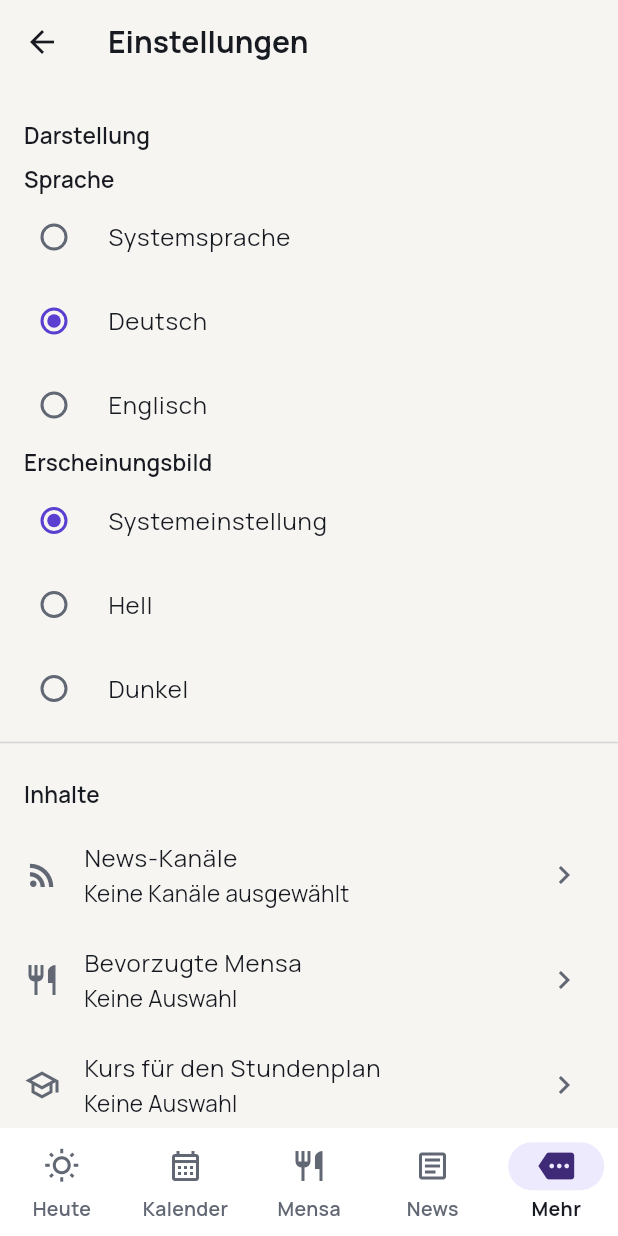
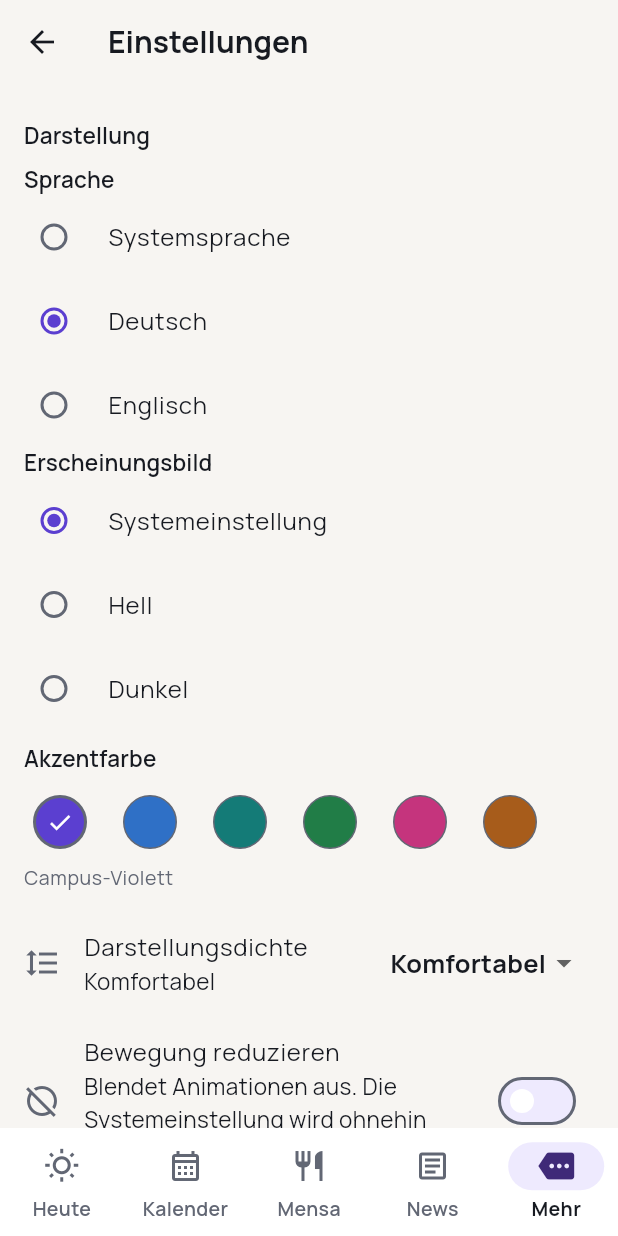
Before and after one commit to erikenglerdev/campus-app, a Flutter app: the SettingsScreen screen opened by its route, after a tap on "German", on a phone screen of 412 x 824 dp. Run offline on Flutter 3.47's test engine with Material 3 defaults, Android fonts, the phone set to English and light mode, and no system bars; our stand-ins replace cookie_jar, dio, dio_cookie_manager, flutter_riverpod, flutter_secure_storage, flutter_svg and 5 more; missing offline and left inert: enough_mail, pdfx; accounts and stored records are empty; generated files the repository leaves out were written again; network calls fail.

Commit message:
feat(mobile/settings): Personalisierung bedienbar machen
Der Speicher für Akzentfarbe, Dichte, reduzierte Bewegung,
Navigationsleiste und Dashboard-Karten stand seit zwei Commits, war aber
nur programmatisch erreichbar. Diese Lücke war größer als sie aussah:
campus_app.dart rief AppTheme.light() ohne Argumente auf, die
Personalisierung wäre also selbst bei bedienbarer Oberfläche nie im Theme
angekommen. Beides ist jetzt verdrahtet, und die Systemeinstellung für
reduzierte Bewegung wird an der Wurzel gelesen, damit eine Änderung daran
ohne Neustart wirkt.

Der Akzent ist ein Farbkreis *und* ein Wort: Die aktuelle Wahl steht
zusätzlich als Text unter der Reihe und die gewählte Fläche trägt ein
Häkchen, damit der Zustand nicht allein an der Farbe hängt. Die
Dichte-Auswahl zeigt im Test nachweislich kleinere Zeilenhöhen, die
trotzdem nie unter 48dp fallen.

Der Navigationseditor arbeitet auf einem lokalen Entwurf und schreibt
erst bei genau drei Bereichen durch. Der direkte Weg funktionierte nicht,
und das hat erst der Test gezeigt: Der Speicher repariert jede
Konfiguration auf exakt drei, also füllte das Abwählen sofort aus den
Standardwerten nach und das Häkchen schien wirkungslos. Ein unvollständiger
Entwurf sagt jetzt, dass er noch nicht gespeichert ist.

Die Kartenreihenfolge nutzt ausdrückliche Hoch/Runter-Aktionen statt nur
Ziehgriffe — Ziehen ist mit Screenreader oder Schaltersteuerung nicht
erreichbar, und die Reihenfolge ist eine echte Einstellung. Karten, deren
Feature noch fehlt, stehen mit Hinweis in der Liste, damit eine jetzt
gesetzte Reihenfolge später greift.

Das Zurücksetzen fragt nach und benennt seinen Umfang: Darstellung und
Präferenzen ja, die sicheren Speicher hinter Mail, Noten und Moodle
nicht.

Ein eigener Layoutfehler unterwegs: Zwei gestapelte Icon-Buttons im
Leading-Slot einer Zeile sind höher als eine Listenzeile sein darf. Sie
stehen jetzt neben dem Schalter.

Gates: format sauber, analyze --fatal-infos --fatal-warnings ohne Befund,
707 Tests grün (vorher 693).

Co-Authored-By: Claude Opus 5 <noreply@anthropic.com>

```diff
--- a/apps/mobile/lib/app/app_routes.dart
+++ b/apps/mobile/lib/app/app_routes.dart
@@ -82,4 +82,6 @@ abstract final class AppRoutes {
   static const String imprint = '/more/settings/imprint';
   static const String privacy = '/more/settings/privacy';
   static const String channels = '/more/settings/channels';
+  static const String settingsNavigation = '/more/settings/navigation';
+  static const String settingsDashboard = '/more/settings/dashboard';
 }
--- a/apps/mobile/lib/app/campus_app.dart
+++ b/apps/mobile/lib/app/campus_app.dart
@@ -9,6 +9,7 @@ import 'package:flutter_riverpod/flutter_riverpod.dart';
 import '../core/locale/locale_mode.dart';
 import '../core/locale/locale_providers.dart';
 import '../core/prefs/settings_controller.dart';
+import '../core/theme/app_motion.dart';
 import '../core/theme/app_theme.dart';
 import '../features/mail/application/mail_account_controller.dart';
 import '../features/mail/application/mail_sync_controller.dart';
@@ -75,11 +76,27 @@ class _CampusAppState extends ConsumerState<CampusApp>
       }
     });
 
+    // Reduced motion has two sources and either one is enough. The operating
+    // system's own accessibility switch is read here, at the root, so a change
+    // to it takes effect without restarting the app.
+    final AppMotion motion = AppMotion.resolve(
+      systemDisablesAnimations: MediaQuery.disableAnimationsOf(context),
+      userPrefersReducedMotion: settings.reducedMotion,
+    );
+
     return MaterialApp.router(
       onGenerateTitle: (BuildContext context) => context.l10n.appTitle,
       debugShowCheckedModeBanner: false,
-      theme: AppTheme.light(),
-      darkTheme: AppTheme.dark(),
+      theme: AppTheme.light(
+        accent: settings.accentPalette,
+        density: settings.displayDensity,
+        motion: motion,
+      ),
+      darkTheme: AppTheme.dark(
+        accent: settings.accentPalette,
+        density: settings.displayDensity,
+        motion: motion,
+      ),
       themeMode: settings.themeMode,
       locale: settings.localeMode.locale,
       supportedLocales: AppLocales.supported,
--- /dev/null
+++ b/apps/mobile/lib/features/settings/presentation/personalisation_tiles.dart
@@ -0,0 +1,206 @@
+// Campus Köthen App · AGPL-3.0-only
+// Copyright © 2026 Erik Engler and Jona Loreen Sommer
+
+import 'package:flutter/material.dart';
+import 'package:flutter_riverpod/flutter_riverpod.dart';
+
+import '../../../core/prefs/settings_controller.dart';
+import '../../../core/theme/accent_palette.dart';
+import '../../../core/theme/app_density.dart';
+import '../../../core/theme/app_dimensions.dart';
+import '../../../l10n/l10n.dart';
+
+/// Localised name of an accent palette.
+///
+/// Lives next to the settings UI rather than on the enum: the palette is a
+/// design token, and only this screen ever needs to name it.
+String accentPaletteLabel(AppLocalizations l10n, AccentPalette palette) =>
+    switch (palette) {
+      AccentPalette.campusViolet => l10n.settingsAccentCampusViolet,
+      AccentPalette.oceanBlue => l10n.settingsAccentOceanBlue,
+      AccentPalette.deepTeal => l10n.settingsAccentDeepTeal,
+      AccentPalette.freshGreen => l10n.settingsAccentFreshGreen,
+      AccentPalette.brightMagenta => l10n.settingsAccentBrightMagenta,
+      AccentPalette.warmAmber => l10n.settingsAccentWarmAmber,
+    };
+
+/// The accent picker: a row of swatches, each also carrying its name.
+///
+/// A swatch alone would make the choice colour-only, which is exactly what the
+/// project rules forbid — so the selected one is marked with a check **and**
+/// named underneath the row.
+class AccentColorTile extends ConsumerWidget {
+  const AccentColorTile({super.key});
+
+  @override
+  Widget build(BuildContext context, WidgetRef ref) {
+    final AppLocalizations l10n = context.l10n;
+    final AccentPalette current = ref.watch(
+      settingsProvider.select((AppSettings s) => s.accentPalette),
+    );
+    final bool isDark = Theme.of(context).brightness == Brightness.dark;
+
+    return Padding(
+      padding: const EdgeInsets.fromLTRB(
+        AppSpacing.lg,
+        AppSpacing.sm,
+        AppSpacing.lg,
+        AppSpacing.md,
+      ),
+      child: Column(
+        crossAxisAlignment: CrossAxisAlignment.start,
+        children: <Widget>[
+          Text(
+            l10n.settingsAccentColor,
+            style: Theme.of(context).textTheme.titleSmall,
+          ),
+          const SizedBox(height: AppSpacing.sm),
+          Wrap(
+            spacing: AppSpacing.md,
+            runSpacing: AppSpacing.sm,
+            children: <Widget>[
+              for (final AccentPalette palette in AccentPalette.values)
+                _Swatch(
+                  palette: palette,
+                  colour: isDark ? palette.dark.primary : palette.light.primary,
+                  onColour: isDark
+                      ? palette.dark.onPrimary
+                      : palette.light.onPrimary,
+                  selected: palette == current,
+                  label: accentPaletteLabel(l10n, palette),
+                  onTap: () => ref
+                      .read(settingsProvider.notifier)
+                      .setAccentPalette(palette),
+                ),
+            ],
+          ),
+          const SizedBox(height: AppSpacing.xs),
+          // The current choice in words, so the state is never colour-only.
+          Text(
+            accentPaletteLabel(l10n, current),
+            style: Theme.of(context).textTheme.bodySmall,
+          ),
+        ],
+      ),
+    );
+  }
+}
+
+class _Swatch extends StatelessWidget {
+  const _Swatch({
+    required this.palette,
+    required this.colour,
+    required this.onColour,
+    required this.selected,
+    required this.label,
+    required this.onTap,
+  });
+
+  final AccentPalette palette;
+  final Color colour;
+  final Color onColour;
+  final bool selected;
+  final String label;
+  final VoidCallback onTap;
+
+  @override
+  Widget build(BuildContext context) {
+    return Semantics(
+      button: true,
+      selected: selected,
+      label: label,
+      excludeSemantics: true,
+      child: InkWell(
+        onTap: onTap,
+        customBorder: const CircleBorder(),
+        child: SizedBox(
+          width: AppSizes.minTouchTarget,
+          height: AppSizes.minTouchTarget,
+          child: Center(
+            child: Container(
+              width: 36,
+              height: 36,
+              decoration: BoxDecoration(
+                color: colour,
+                shape: BoxShape.circle,
+                border: Border.all(
+                  color: Theme.of(context).colorScheme.outline,
+                  width: selected ? 2 : 1,
+                ),
+              ),
+              child: selected
+                  ? Icon(Icons.check, size: AppSizes.iconSmall, color: onColour)
+                  : null,
+            ),
+          ),
+        ),
+      ),
+    );
+  }
+}
+
+/// Comfortable or compact. Two named steps, never a slider — see
+/// [DisplayDensity].
+class DensityTile extends ConsumerWidget {
+  const DensityTile({super.key});
+
+  @override
+  Widget build(BuildContext context, WidgetRef ref) {
+    final AppLocalizations l10n = context.l10n;
+    final DisplayDensity current = ref.watch(
+      settingsProvider.select((AppSettings s) => s.displayDensity),
+    );
+
+    String label(DisplayDensity density) => switch (density) {
+      DisplayDensity.comfortable => l10n.settingsDensityComfortable,
+      DisplayDensity.compact => l10n.settingsDensityCompact,
+    };
+
+    return ListTile(
+      leading: const Icon(Icons.format_line_spacing),
+      title: Text(l10n.settingsDensity),
+      subtitle: Text(label(current)),
+      trailing: DropdownButton<DisplayDensity>(
+        value: current,
+        underline: const SizedBox.shrink(),
+        onChanged: (DisplayDensity? density) {
+          if (density != null) {
+            ref.read(settingsProvider.notifier).setDisplayDensity(density);
+          }
+        },
+        items: <DropdownMenuItem<DisplayDensity>>[
+          for (final DisplayDensity density in DisplayDensity.values)
+            DropdownMenuItem<DisplayDensity>(
+              value: density,
+              child: Text(label(density)),
+            ),
+        ],
+      ),
+    );
+  }
+}
+
+/// The local reduced-motion switch.
+///
+/// Its subtitle says outright that the system setting applies anyway, so
+/// leaving this off is not mistaken for "animate regardless".
+class ReducedMotionTile extends ConsumerWidget {
+  const ReducedMotionTile({super.key});
+
+  @override
+  Widget build(BuildContext context, WidgetRef ref) {
+    final AppLocalizations l10n = context.l10n;
+    final bool enabled = ref.watch(
+      settingsProvider.select((AppSettings s) => s.reducedMotion),
+    );
+
+    return SwitchListTile(
+      secondary: const Icon(Icons.motion_photos_off_outlined),
+      title: Text(l10n.settingsReducedMotion),
+      subtitle: Text(l10n.settingsReducedMotionSubtitle),
+      value: enabled,
+      onChanged: (bool value) =>
+          ref.read(settingsProvider.notifier).setReducedMotion(value),
+    );
+  }
+}
--- a/apps/mobile/lib/features/settings/presentation/settings_screen.dart
+++ b/apps/mobile/lib/features/settings/presentation/settings_screen.dart
@@ -10,6 +10,7 @@ import '../../../core/locale/locale_mode.dart';
 import '../../../core/prefs/settings_controller.dart';
 import '../../../core/theme/app_dimensions.dart';
 import '../../../l10n/l10n.dart';
+import 'personalisation_tiles.dart';
 import '../../canteen/application/canteen_providers.dart';
 import '../../canteen/data/canteen_models.dart';
 import '../../canteen/presentation/canteen_picker_sheet.dart';
@@ -61,6 +62,25 @@ class SettingsScreen extends ConsumerWidget {
           _SectionHeader(title: l10n.settingsSectionAppearance),
           _LanguageTile(settings: settings),
           _ThemeTile(settings: settings),
+          const AccentColorTile(),
+          const DensityTile(),
+          const ReducedMotionTile(),
+          const Divider(),
+          _SectionHeader(title: l10n.settingsSectionPersonalisation),
+          ListTile(
+            leading: const Icon(Icons.dashboard_customize_outlined),
+            title: Text(l10n.settingsDashboard),
+            subtitle: Text(l10n.settingsDashboardSubtitle),
+            trailing: const Icon(Icons.chevron_right),
+            onTap: () => context.push(AppRoutes.settingsDashboard),
+          ),
+          ListTile(
+            leading: const Icon(Icons.space_dashboard_outlined),
+            title: Text(l10n.settingsNavigation),
+            subtitle: Text(l10n.settingsNavigationSubtitle),
+            trailing: const Icon(Icons.chevron_right),
+            onTap: () => context.push(AppRoutes.settingsNavigation),
+          ),
           const Divider(),
           _SectionHeader(title: l10n.settingsSectionContent),
           ListTile(
@@ -95,6 +115,9 @@ class SettingsScreen extends ConsumerWidget {
                 .read(settingsProvider.notifier)
                 .setMailDownloadAttachments(value),
           ),
+          const Divider(),
+          _SectionHeader(title: l10n.settingsSectionData),
+          const _ResetTile(),
           const Divider(),
           _SectionHeader(title: l10n.settingsSectionLegal),
           ListTile(
@@ -232,3 +255,56 @@ class _ThemeTile extends ConsumerWidget {
     );
   }
 }
+
+/// Resets appearance and preferences after an explicit confirmation.
+///
+/// Deliberately scoped and says so: the secure stores behind mail, grades and
+/// Moodle are untouched, because half-deleting an account from a settings
+/// screen would leave credentials without their data — those have their own
+/// "remove account" action.
+class _ResetTile extends ConsumerWidget {
+  const _ResetTile();
+
+  @override
+  Widget build(BuildContext context, WidgetRef ref) {
+    final AppLocalizations l10n = context.l10n;
+    return ListTile(
+      leading: Icon(
+        Icons.restart_alt,
+        color: Theme.of(context).colorScheme.error,
+      ),
+      title: Text(l10n.settingsReset),
+      subtitle: Text(l10n.settingsResetSubtitle),
+      onTap: () async {
+        final bool confirmed =
+            await showDialog<bool>(
+              context: context,
+              builder: (BuildContext dialogContext) => AlertDialog(
+                icon: const Icon(Icons.restart_alt),
+                title: Text(l10n.settingsResetConfirmTitle),
+                content: Text(l10n.settingsResetConfirmMessage),
+                actions: <Widget>[
+                  TextButton(
+                    onPressed: () => Navigator.of(dialogContext).pop(false),
+                    child: Text(
+                      MaterialLocalizations.of(dialogContext).cancelButtonLabel,
+                    ),
+                  ),
+                  FilledButton(
+                    onPressed: () => Navigator.of(dialogContext).pop(true),
+                    child: Text(l10n.settingsResetConfirmAction),
+                  ),
+                ],
+              ),
+            ) ??
+            false;
+        if (!confirmed || !context.mounted) return;
+        await ref.read(settingsProvider.notifier).resetLocalPreferences();
+        if (!context.mounted) return;
+        ScaffoldMessenger.of(
+          context,
+        ).showSnackBar(SnackBar(content: Text(l10n.settingsResetDone)));
+      },
+    );
+  }
+}
--- a/apps/mobile/lib/l10n/app_de.arb
+++ b/apps/mobile/lib/l10n/app_de.arb
@@ -1332,5 +1332,36 @@
         "type": "int"
       }
     }
-  }
+  },
+  "settingsSectionPersonalisation": "Personalisierung",
+  "settingsAccentColor": "Akzentfarbe",
+  "settingsAccentCampusViolet": "Campus-Violett",
+  "settingsAccentOceanBlue": "Ozeanblau",
+  "settingsAccentDeepTeal": "Petrol",
+  "settingsAccentFreshGreen": "Frischgrün",
+  "settingsAccentBrightMagenta": "Magenta",
+  "settingsAccentWarmAmber": "Bernstein",
+  "settingsDensity": "Darstellungsdichte",
+  "settingsDensityComfortable": "Komfortabel",
+  "settingsDensityCompact": "Kompakt",
+  "settingsReducedMotion": "Bewegung reduzieren",
+  "settingsReducedMotionSubtitle": "Blendet Animationen aus. Die Systemeinstellung wird ohnehin beachtet.",
+  "settingsNavigation": "Navigationsleiste",
+  "settingsNavigationSubtitle": "Die drei mittleren Einträge wählen",
+  "settingsNavigationHint": "Heute und Mehr sind fest. Wähle genau drei Bereiche dazwischen.",
+  "settingsDashboard": "Karten auf „Heute\"",
+  "settingsDashboardSubtitle": "Reihenfolge und Sichtbarkeit",
+  "settingsDashboardPending": "Folgt in einer späteren Version",
+  "settingsDefaultBuilding": "Standardgebäude",
+  "settingsDefaultBuildingNone": "Nicht festgelegt",
+  "settingsSectionData": "App-Daten",
+  "settingsReset": "Lokale App-Daten zurücksetzen",
+  "settingsResetSubtitle": "Setzt Darstellung und Präferenzen zurück. Mail-, Noten- und Moodle-Konten bleiben unberührt.",
+  "settingsResetConfirmTitle": "Zurücksetzen?",
+  "settingsResetConfirmMessage": "Sprache, Theme, Akzentfarbe, Dichte, Navigationsleiste, Dashboard-Karten und deine gewählte Mensa, Stundenplangruppe und Standardgebäude werden zurückgesetzt. Deine Konten und lokalen Aufgaben bleiben erhalten.",
+  "settingsResetConfirmAction": "Zurücksetzen",
+  "settingsResetDone": "Zurückgesetzt.",
+  "settingsCardMoveUp": "Nach oben",
+  "settingsCardMoveDown": "Nach unten",
+  "settingsSelectExactlyThree": "Genau drei Bereiche wählen"
 }
```
Also changed, not shown: apps/mobile/lib/app/app_router.dart (+12 -0 lines), apps/mobile/lib/features/settings/presentation/dashboard_settings_screen.dart (added, +114 -0 lines), apps/mobile/lib/features/settings/presentation/navigation_settings_screen.dart (added, +134 -0 lines), apps/mobile/lib/l10n/app_en.arb (+32 -1 lines), 1 other file.
